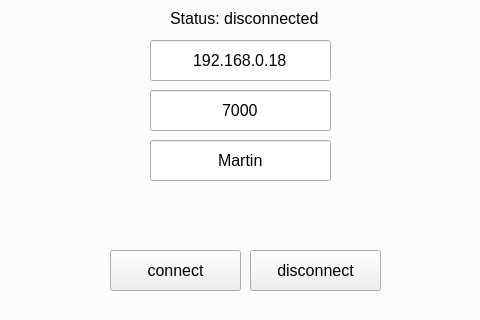
First picture: the form in Client/client.ui, repository MartinMinkov/Comm-Audio, before the edit; both pictures show x 252 to 732 and y 121 to 441 of the 968 by 542 pixel window.
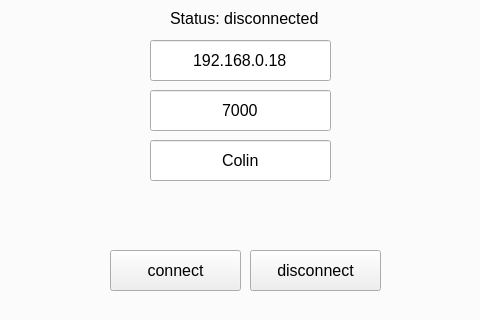
Second picture: the form after the edit. The open tabs and pages were chosen to show the change. Icons and pictures are not drawn.

Diff of the .ui file:
```diff
--- a/Client/client.ui
+++ b/Client/client.ui
@@ -163,7 +163,7 @@
       </font>
      </property>
      <property name="text">
-      <string>Martin</string>
+      <string>Colin</string>
      </property>
      <property name="alignment">
       <set>Qt::AlignCenter</set>
```
Left out of the diff: 2 changed lines with no effect on the pictures.
